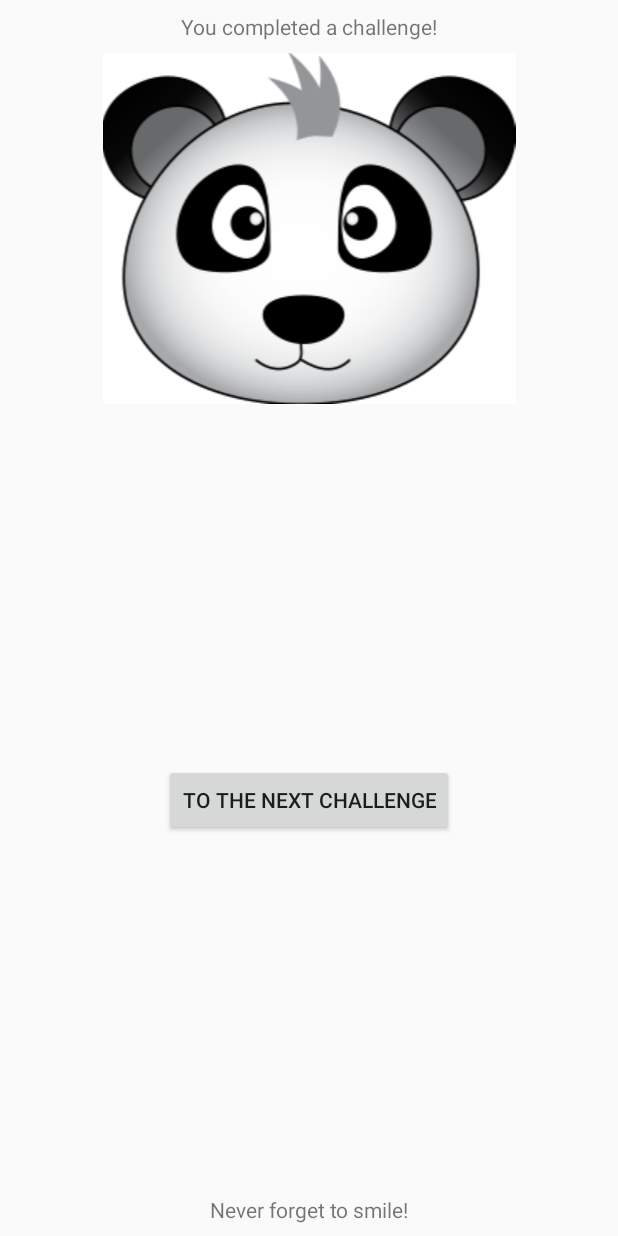
After one commit to Bashmug/HappyPanda, an Android app: the ActivityChallengeCompleted screen opened directly, with no data from a screen before it, on a phone screen of 412 x 824 dp. The commit adds this screen. Run offline under Robolectric (Android 15) with nearby library versions, the phone set to English and light mode, and no system bars.

Commit message:
Created a simple activity displaying that user finished a challenge.

```diff
--- a/HappyPanda/app/src/main/AndroidManifest.xml
+++ b/HappyPanda/app/src/main/AndroidManifest.xml
@@ -12,14 +12,19 @@
         <activity
             android:name=".MainActivity"
             android:label="@string/app_name"
-            android:theme="@style/AppTheme.NoActionBar"/>
-        <activity android:name=".SplashActivity"
+            android:theme="@style/AppTheme.NoActionBar" />
+        <activity
+            android:name=".SplashActivity"
             android:theme="@style/AppTheme.NoActionBar">
             <intent-filter>
                 <action android:name="android.intent.action.MAIN" />
+
                 <category android:name="android.intent.category.LAUNCHER" />
             </intent-filter>
         </activity>
+        <activity
+            android:name=".ActivityChallengeCompleted"
+            android:theme="@style/AppTheme.NoActionBar" />
     </application>
 
 </manifest>
--- /dev/null
+++ b/HappyPanda/app/src/main/java/com/happypanda/ActivityChallengeCompleted.java
@@ -0,0 +1,18 @@
+package com.happypanda;
+
+import android.support.v7.app.AppCompatActivity;
+import android.os.Bundle;
+import android.view.View;
+
+public class ActivityChallengeCompleted extends AppCompatActivity {
+
+    @Override
+    protected void onCreate(Bundle savedInstanceState) {
+        super.onCreate(savedInstanceState);
+        setContentView(R.layout.activity_challenge_completed);
+    }
+
+    public void toTheNextClick(View v) {
+        finish();
+    }
+}
--- /dev/null
+++ b/HappyPanda/app/src/main/res/layout/activity_challenge_completed.xml
@@ -0,0 +1,57 @@
+<?xml version="1.0" encoding="utf-8"?>
+<android.support.constraint.ConstraintLayout xmlns:android="http://schemas.android.com/apk/res/android"
+    xmlns:app="http://schemas.android.com/apk/res-auto"
+    xmlns:tools="http://schemas.android.com/tools"
+    android:layout_width="match_parent"
+    android:layout_height="match_parent"
+    tools:context="com.happypanda.ActivityChallengeCompleted">
+
+    <TextView
+        android:id="@+id/tv_challenge_complete"
+        android:layout_width="wrap_content"
+        android:layout_height="wrap_content"
+        android:layout_marginEnd="8dp"
+        android:layout_marginStart="8dp"
+        android:layout_marginTop="8dp"
+        android:gravity="center"
+        android:text="@string/you_completed_a_challenge"
+        app:layout_constraintEnd_toEndOf="parent"
+        app:layout_constraintStart_toStartOf="parent"
+        app:layout_constraintTop_toTopOf="parent" />
+
+    <ImageView
+        android:id="@+id/im_panda"
+        android:layout_width="match_parent"
+        android:layout_height="wrap_content"
+        android:layout_marginEnd="8dp"
+        android:layout_marginStart="8dp"
+        android:layout_marginTop="8dp"
+        android:src="@drawable/panda"
+        app:layout_constraintEnd_toEndOf="parent"
+        app:layout_constraintStart_toStartOf="parent"
+        app:layout_constraintTop_toBottomOf="@id/tv_challenge_complete" />
+
+    <Button
+        android:layout_width="wrap_content"
+        android:layout_height="wrap_content"
+        android:layout_marginEnd="8dp"
+        android:layout_marginStart="8dp"
+        android:onClick="toTheNextClick"
+        android:text="@string/to_the_next_challenge"
+        app:layout_constraintBottom_toTopOf="@id/tv_smile"
+        app:layout_constraintEnd_toEndOf="parent"
+        app:layout_constraintStart_toStartOf="parent"
+        app:layout_constraintTop_toBottomOf="@id/im_panda" />
+
+    <TextView
+        android:id="@+id/tv_smile"
+        android:layout_width="wrap_content"
+        android:layout_height="wrap_content"
+        android:layout_marginBottom="8dp"
+        android:layout_marginEnd="8dp"
+        android:layout_marginStart="8dp"
+        android:text="@string/never_forget_to_smile"
+        app:layout_constraintBottom_toBottomOf="parent"
+        app:layout_constraintEnd_toEndOf="parent"
+        app:layout_constraintStart_toStartOf="parent" />
+</android.support.constraint.ConstraintLayout>
--- a/HappyPanda/app/src/main/res/values/strings.xml
+++ b/HappyPanda/app/src/main/res/values/strings.xml
@@ -5,4 +5,7 @@
     <string name="navigation_drawer_close">Close navigation drawer</string>
 
     <string name="action_settings">Settings</string>
+    <string name="you_completed_a_challenge">You completed a challenge!</string>
+    <string name="to_the_next_challenge">To the next challenge</string>
+    <string name="never_forget_to_smile">Never forget to smile!</string>
 </resources>
```
